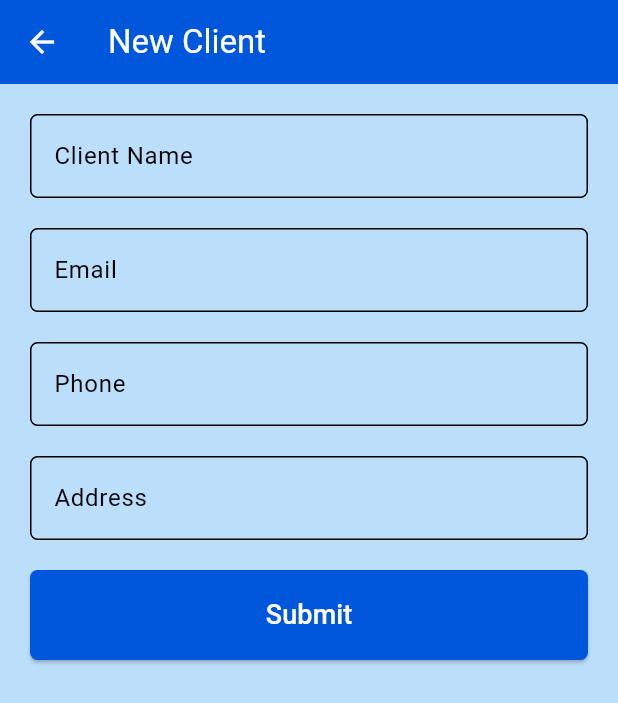
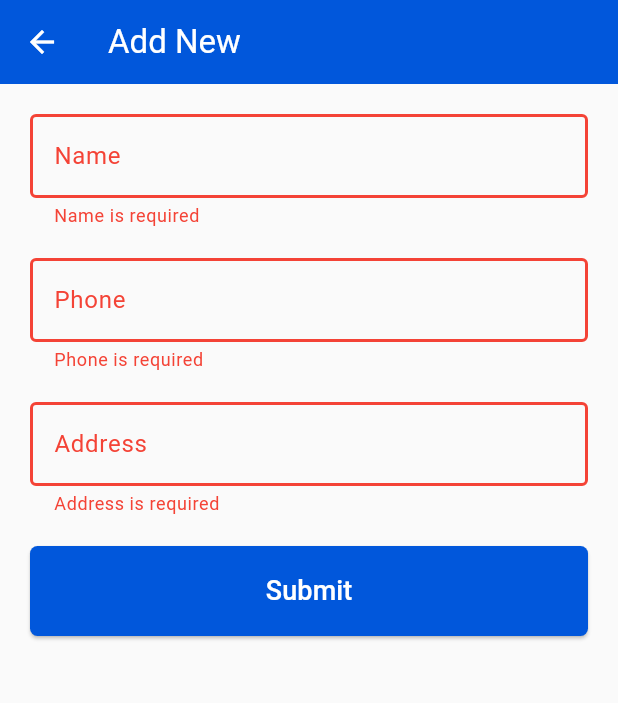
Before and after one commit to ShimaaElnaggar/easy-pos-r5, a Flutter app: the ClientsOperations screen opened directly, after a tap on "Submit", on a phone screen of 412 x 824 dp. Shown: the top 703 px of the screen. Run offline on Flutter 3.47's test engine with Material 3 defaults, Android fonts, the light colour scheme and no system bars; our stand-ins replace data_table_2, get_it, sqflite, sqflite_common_ffi_web; accounts and stored records are empty.

Commit message:
create clients_operations view

```diff
--- a/lib/views/clients_operations.dart
+++ b/lib/views/clients_operations.dart
@@ -1,63 +1,73 @@
 
+import 'package:easy_pos_r5/helpers/sql_helper.dart';
+import 'package:easy_pos_r5/models/client_data_model.dart';
 import 'package:easy_pos_r5/widgets/custom_appbar.dart';
 import 'package:easy_pos_r5/widgets/custom_elevated_button.dart';
 import 'package:easy_pos_r5/widgets/custom_text_form_field.dart';
 import 'package:flutter/material.dart';
+import 'package:flutter/services.dart';
+import 'package:get_it/get_it.dart';
 
 class ClientsOperations extends StatefulWidget {
-  const ClientsOperations({super.key});
+  final ClientData? clientData;
+  const ClientsOperations({this.clientData,super.key});
 
   @override
   State<ClientsOperations> createState() => _ClientsOperationsState();
 }
 
 class _ClientsOperationsState extends State<ClientsOperations> {
-  var clientNameController =TextEditingController();
-  var emailController =TextEditingController();
-  var phoneController =TextEditingController();
-  var addressController =TextEditingController();
+  TextEditingController? clientNameController ;
+  TextEditingController? phoneController;
+  TextEditingController? addressController ;
+  var formKey = GlobalKey<FormState>();
+
+  void initState() {
+    clientNameController =
+        TextEditingController(text: widget.clientData?.name);
+    phoneController =
+        TextEditingController(text: widget.clientData?.phone);
+    addressController =
+        TextEditingController(text: widget.clientData?.address);
+    super.initState();
+  }
   @override
   Widget build(BuildContext context) {
     return Scaffold(
-      appBar: CustomAppbar(title: "New Client"),
+      backgroundColor: const Color(0xfffafafa),
+      appBar: CustomAppbar(
+          title: widget.clientData == null ? "Add New" : "Update",
+      ),
       body: Padding(
         padding: const EdgeInsets.all(20.0),
+        child: Form(
+          key: formKey,
           child: Column(
             children: [
               CustomTextFormField(
                 controller: clientNameController,
                   textInputAction: TextInputAction.next,
                   keyboardType: TextInputType.name,
-                label:"Client Name",
+                  label:"Name",
                 validator: (value){
                   if (value!.isEmpty) {
-                  return "Description is required";
+                    return "Name is required";
                   }
                   return null;
                 },
               ),
               const SizedBox(height: 20,),
               CustomTextFormField(
-              controller: emailController,
-              textInputAction: TextInputAction.next,
-              keyboardType: TextInputType.emailAddress,
-              label:"Email",
-              validator: (value){
-                if (value!.isEmpty) {
-                  return "Description is required";
-                }
-                return null;
-              },
-            ),
-            const SizedBox(height: 20,),
-            CustomTextFormField(
+                inputFormatters: [
+                  FilteringTextInputFormatter.digitsOnly,
+                ],
                 controller: phoneController,
                 textInputAction: TextInputAction.next,
                 keyboardType: TextInputType.phone,
                 label:"Phone",
                 validator: (value){
                   if (value!.isEmpty) {
-                  return "Description is required";
+                    return "Phone is required";
                   }
                   return null;
                 },
@@ -70,16 +80,74 @@ class _ClientsOperationsState extends State<ClientsOperations> {
                 label:"Address",
                 validator: (value){
                   if (value!.isEmpty) {
-                  return "Description is required";
+                    return "Address is required";
                   }
                   return null;
                 },
               ),
               const SizedBox(height: 20,),
-            CustomElevatedButton(onPressed: (){}, title: "Submit"),
+              CustomElevatedButton(
+                  onPressed: ()async{
+                    await onSubmit();
+                  },
+                  title: "Submit",
+              ),
             ],
+          ),
+        ),
+      ),
+    );
+  }
+  Future<void> onSubmit() async {
+    try {
+      if (formKey.currentState!.validate()) {
+        var sqlHelper = GetIt.I.get<SqlHelper>();
+        if (widget.clientData == null) {
+          await sqlHelper.db!.insert(
+            'clients',
+            {
+              'name': clientNameController!.text,
+              'phone': phoneController!.text,
+              'address': addressController!.text,
+            },
+          );
+          var data = await sqlHelper.db!.rawQuery('SELECT * FROM clients');
+          print('data db:$data');
+        } else {
+          await sqlHelper.db!.update(
+            'clients',
+            {
+              'name': clientNameController?.text,
+              'phone': phoneController?.text,
+              'address': addressController?.text,
+            },
+            where: "id=?",
+            whereArgs: [widget.clientData?.id],
+          );
+        }
+        ScaffoldMessenger.of(context).showSnackBar(
+          SnackBar(
+            backgroundColor: Colors.green,
+            content: Text(
+              widget.clientData == null
+                  ? "Client added Successfully"
+                  : "Client Updated Successfully",
+            ),
+          ),
+        );
+        Navigator.pop(context, true); //refresh categories page
+      }
+    } catch (e) {
+      ScaffoldMessenger.of(context).showSnackBar(
+        SnackBar(
+          backgroundColor: Colors.red,
+          content: Text(
+              widget.clientData == null
+                  ? "Error in adding client: $e"
+                  : "Error in updating client: $e",
           ),
         ),
       );
     }
   }
+}
```
Lines whose indentation alone changed are shown as unchanged.
